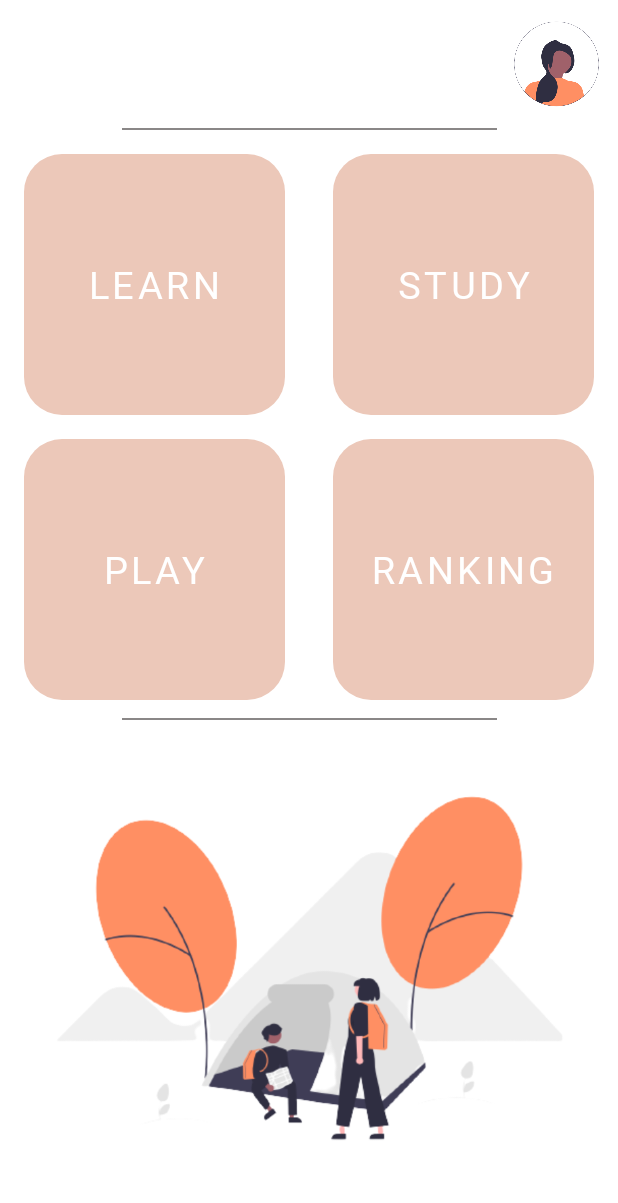
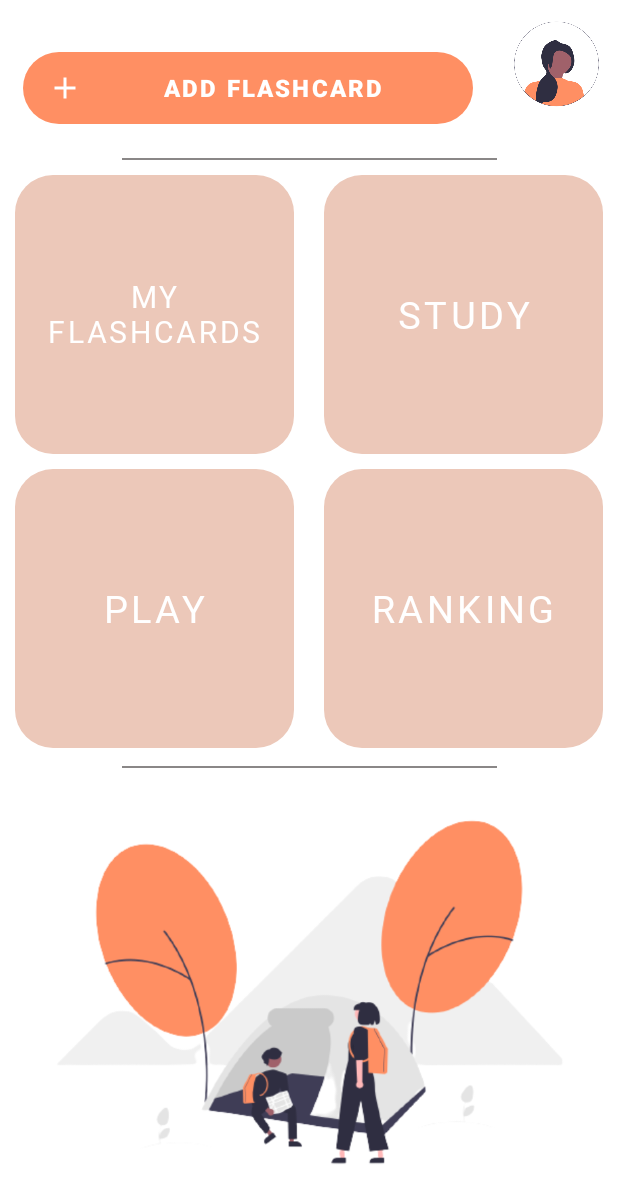
Before and after one commit to xAleksandrax/TalkTrainer, an Android app: the FirstPage screen opened directly, with no data from a screen before it, on a phone screen of 412 x 824 dp. Shown: the top 1203 px of the screen. Run offline under Robolectric (Android 15) with nearby library versions, the phone set to English and light mode, and no system bars.

Commit message:
Add flashcard page interface

```diff
--- a/app/build.gradle
+++ b/app/build.gradle
@@ -38,6 +38,7 @@ dependencies {
     implementation 'androidx.appcompat:appcompat:1.6.1'
     implementation 'com.google.android.material:material:1.8.0'
     implementation 'androidx.constraintlayout:constraintlayout:2.1.4'
+    implementation 'com.google.mlkit:translate:17.0.1'
     testImplementation 'junit:junit:4.13.2'
     androidTestImplementation 'androidx.test.ext:junit:1.1.5'
     androidTestImplementation 'androidx.test.espresso:espresso-core:3.5.1'
--- a/app/src/main/AndroidManifest.xml
+++ b/app/src/main/AndroidManifest.xml
@@ -1,6 +1,8 @@
 <?xml version="1.0" encoding="utf-8"?>
 <manifest xmlns:android="http://schemas.android.com/apk/res/android"
     xmlns:tools="http://schemas.android.com/tools">
+
+    <uses-permission android:name="android.permission.INTERNET"/>
 
     <application
         android:allowBackup="true"
@@ -8,9 +10,13 @@
         android:fullBackupContent="@xml/backup_rules"
         android:icon="@mipmap/ic_launcher"
         android:label="@string/app_name"
+        android:usesCleartextTraffic="true"
         android:supportsRtl="true"
         android:theme="@style/Theme.TalkTrainer"
         tools:targetApi="31">
+        <activity
+            android:name=".AddFlashcard"
+            android:exported="false" />
         <activity
             android:name=".FirstPage"
             android:exported="false" />
--- a/app/src/main/java/com/example/talktrainer/FirstPage.kt
+++ b/app/src/main/java/com/example/talktrainer/FirstPage.kt
@@ -1,17 +1,21 @@
 package com.example.talktrainer
-import android.annotation.SuppressLint
+import android.content.Intent
 import androidx.appcompat.app.AppCompatActivity
 import android.os.Bundle
-import android.util.Log
-import android.widget.EditText
-import android.widget.TextView
-import androidx.core.content.ContextCompat
-import androidx.core.text.HtmlCompat
+import android.widget.Button
 
 class FirstPage : AppCompatActivity() {
+    private lateinit var addBtn: Button
     override fun onCreate(savedInstanceState: Bundle?) {
         super.onCreate(savedInstanceState)
         supportActionBar?.hide()
         setContentView(R.layout.activity_first_page)
+
+        addBtn = findViewById(R.id.addFlashcard)
+
+        addBtn.setOnClickListener{
+            val intent = Intent(applicationContext, AddFlashcard::class.java)
+            startActivity(intent)
+        }
     }
 }
--- /dev/null
+++ b/app/src/main/res/drawable/baseline_add_24.xml
@@ -0,0 +1,5 @@
+<vector android:height="24dp" android:tint="#FFFFFF"
+    android:viewportHeight="24" android:viewportWidth="24"
+    android:width="24dp" xmlns:android="http://schemas.android.com/apk/res/android">
+    <path android:fillColor="@android:color/white" android:pathData="M19,13h-6v6h-2v-6H5v-2h6V5h2v6h6v2z"/>
+</vector>
--- a/app/src/main/res/layout/activity_first_page.xml
+++ b/app/src/main/res/layout/activity_first_page.xml
@@ -16,12 +16,30 @@
         app:layout_constraintTop_toTopOf="parent"
         app:layout_constraintRight_toRightOf="parent"/>
 
+    <Button
+        android:id="@+id/addFlashcard"
+        android:layout_width="300dp"
+        android:layout_height="wrap_content"
+        android:text="add flashcard"
+        android:textSize="16sp"
+        android:textStyle="bold"
+        android:textColor="@color/white"
+        app:backgroundTint="@color/main"
+        android:background="@drawable/button_background"
+        android:drawableLeft="@drawable/baseline_add_24"
+        android:elevation="4dp"
+        app:layout_constraintTop_toTopOf="parent"
+        app:layout_constraintBottom_toTopOf="@+id/button1"
+        app:layout_constraintLeft_toLeftOf="parent"
+        app:layout_constraintRight_toLeftOf="@id/imageView3" />
+
+
     <View
         android:id="@+id/line1"
         android:layout_width="250dp"
         android:layout_height="1dp"
         android:background="@color/grey"
-        android:layout_marginBottom="10dp"
+        android:layout_margin="20dp"
         app:layout_constraintTop_toBottomOf="@id/imageView3"
         app:layout_constraintBottom_toTopOf="@id/button1"
         app:layout_constraintLeft_toLeftOf="parent"
@@ -33,13 +51,11 @@
         android:id="@+id/button1"
         android:layout_width="0dp"
         android:layout_height="0dp"
-        android:layout_margin="16dp"
-        android:text="Learn"
-        android:textSize="25dp"
+        android:layout_margin="10dp"
+        android:text="my Flashcards"
+        android:textSize="20dp"
         android:fontFamily="@font/mainfont"
         android:background="@drawable/game_image"
-        android:width="200dp"
-        android:height="200dp"
         app:layout_constraintDimensionRatio="1:1"
         app:layout_constraintHorizontal_chainStyle="spread_inside"
         app:layout_constraintLeft_toLeftOf="parent"
@@ -52,7 +68,7 @@
         android:id="@+id/button2"
         android:layout_width="0dp"
         android:layout_height="0dp"
-        android:layout_margin="16dp"
+        android:layout_margin="10dp"
         android:text="Study"
         android:textSize="25dp"
         android:fontFamily="@font/mainfont"
@@ -68,7 +84,7 @@
         android:id="@+id/button3"
         android:layout_width="0dp"
         android:layout_height="0dp"
-        android:layout_margin="16dp"
+        android:layout_margin="10dp"
         android:text="Play"
         android:textSize="25dp"
         android:fontFamily="@font/mainfont"
@@ -84,7 +100,7 @@
         android:id="@+id/button4"
         android:layout_width="0dp"
         android:layout_height="0dp"
-        android:layout_margin="16dp"
+        android:layout_margin="10dp"
         android:text="Ranking"
         android:textSize="25dp"
         android:fontFamily="@font/mainfont"
```
Also changed, not shown: app/src/main/java/com/example/talktrainer/AddFlashcard.kt (added, +76 -0 lines), app/src/main/res/drawable/radius.xml (added, +12 -0 lines), app/src/main/res/layout/activity_add_flashcard.xml (added, +84 -0 lines), app/src/main/res/layout/translation_item.xml (added, +28 -0 lines), app/src/main/res/drawable/add.png (added), app/src/main/res/drawable/travel.png (added).
